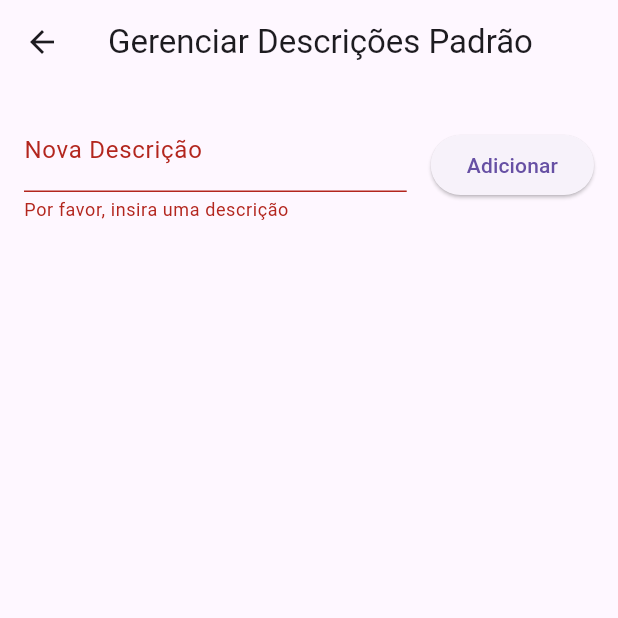
After one commit to LucasSiw/truckcontrol, a Flutter app: the DescricoesPadraoScreen screen opened directly, after a tap on "Adicionar", on a phone screen of 412 x 824 dp, the top half of it. The commit adds this screen. Run offline on Flutter 3.47's test engine with Material 3 defaults, Android fonts, the phone set to English and light mode, and no system bars; our stand-ins replace shared_preferences; missing offline and left inert: mockito; accounts and stored records are empty.

Commit message:
Adicionando funcionalidades

```diff
--- a/lib/providers/viagem_provider.dart
+++ b/lib/providers/viagem_provider.dart
@@ -8,6 +8,7 @@ class ViagemProvider with ChangeNotifier {
   List<Viagem> _viagens = [];
   List<Gasto> _gastos = [];
   double _valorFreteFixo = 0;
+  List<String> _descricoesPadrao = [];
   final SharedPreferences _prefs;
 
   ViagemProvider(this._prefs) {
@@ -17,6 +18,7 @@ class ViagemProvider with ChangeNotifier {
   List<Viagem> get viagens => _viagens;
   List<Gasto> get gastos => _gastos;
   double get valorFreteFixo => _valorFreteFixo;
+  List<String> get descricoesPadrao => _descricoesPadrao;
 
   void _carregarDados() {
     final viagensString = _prefs.getString('viagens');
@@ -32,6 +34,11 @@ class ViagemProvider with ChangeNotifier {
     }
 
     _valorFreteFixo = _prefs.getDouble('valorFreteFixo') ?? 0;
+
+    final descricoesPadraoString = _prefs.getString('descricoesPadrao');
+    if (descricoesPadraoString != null) {
+      _descricoesPadrao = List<String>.from(jsonDecode(descricoesPadraoString));
+    }
 
     notifyListeners();
   }
@@ -66,6 +73,18 @@ class ViagemProvider with ChangeNotifier {
     notifyListeners();
   }
 
+  Future<void> adicionarDescricaoPadrao(String descricao) async {
+    _descricoesPadrao.add(descricao);
+    await _salvarDescricoesPadrao();
+    notifyListeners();
+  }
+
+  Future<void> removerDescricaoPadrao(String descricao) async {
+    _descricoesPadrao.remove(descricao);
+    await _salvarDescricoesPadrao();
+    notifyListeners();
+  }
+
   Future<void> _salvarViagens() async {
     final viagensJson = _viagens.map((e) => e.toJson()).toList();
     await _prefs.setString('viagens', jsonEncode(viagensJson));
@@ -75,4 +94,8 @@ class ViagemProvider with ChangeNotifier {
     final gastosJson = _gastos.map((e) => e.toJson()).toList();
     await _prefs.setString('gastos', jsonEncode(gastosJson));
   }
+
+  Future<void> _salvarDescricoesPadrao() async {
+    await _prefs.setString('descricoesPadrao', jsonEncode(_descricoesPadrao));
+  }
 }
--- /dev/null
+++ b/lib/screens/descricoes_padrao_screen.dart
@@ -0,0 +1,76 @@
+import 'package:flutter/material.dart';
+import 'package:provider/provider.dart';
+import '../providers/viagem_provider.dart';
+
+class DescricoesPadraoScreen extends StatefulWidget {
+  @override
+  _DescricoesPadraoScreenState createState() => _DescricoesPadraoScreenState();
+}
+
+class _DescricoesPadraoScreenState extends State<DescricoesPadraoScreen> {
+  final _formKey = GlobalKey<FormState>();
+  String _novaDescricao = '';
+
+  @override
+  Widget build(BuildContext context) {
+    final viagemProvider = Provider.of<ViagemProvider>(context);
+    return Scaffold(
+      appBar: AppBar(title: Text('Gerenciar Descrições Padrão')),
+      body: Padding(
+        padding: EdgeInsets.all(16.0),
+        child: Column(
+          children: [
+            Form(
+              key: _formKey,
+              child: Row(
+                children: [
+                  Expanded(
+                    child: TextFormField(
+                      decoration: InputDecoration(labelText: 'Nova Descrição'),
+                      validator: (value) {
+                        if (value == null || value.isEmpty) {
+                          return 'Por favor, insira uma descrição';
+                        }
+                        return null;
+                      },
+                      onSaved: (value) => _novaDescricao = value!,
+                    ),
+                  ),
+                  SizedBox(width: 16),
+                  ElevatedButton(
+                    onPressed: _adicionarDescricao,
+                    child: Text('Adicionar'),
+                  ),
+                ],
+              ),
+            ),
+            SizedBox(height: 16),
+            Expanded(
+              child: ListView.builder(
+                itemCount: viagemProvider.descricoesPadrao.length,
+                itemBuilder: (context, index) {
+                  final descricao = viagemProvider.descricoesPadrao[index];
+                  return ListTile(
+                    title: Text(descricao),
+                    trailing: IconButton(
+                      icon: Icon(Icons.delete),
+                      onPressed: () => viagemProvider.removerDescricaoPadrao(descricao),
+                    ),
+                  );
+                },
+              ),
+            ),
+          ],
+        ),
+      ),
+    );
+  }
+
+  void _adicionarDescricao() {
+    if (_formKey.currentState!.validate()) {
+      _formKey.currentState!.save();
+      Provider.of<ViagemProvider>(context, listen: false).adicionarDescricaoPadrao(_novaDescricao);
+      _formKey.currentState!.reset();
+    }
+  }
+}
--- a/pubspec.yaml
+++ b/pubspec.yaml
@@ -49,6 +49,8 @@ dev_dependencies:
   # package. See that file for information about deactivating specific lint
   # rules and activating additional ones.
   flutter_lints: ^4.0.0
+  mockito: ^5.0.16
+  build_runner: ^2.3.3
 
 # For information on the generic Dart part of this file, see the
 # following page: https://dart.dev/tools/pub/pubspec
```
Also changed, not shown: lib/components/responsive_menu.dart (added, +60 -0 lines), lib/screens/gastos_screen.dart (+30 -0 lines), lib/screens/home_screen.dart (+10 -4 lines), lib/main.dart (line endings or trailing spaces), lib/shared_preferences_mock.mocks.dart (added), pubspec.lock, 1 other file.
